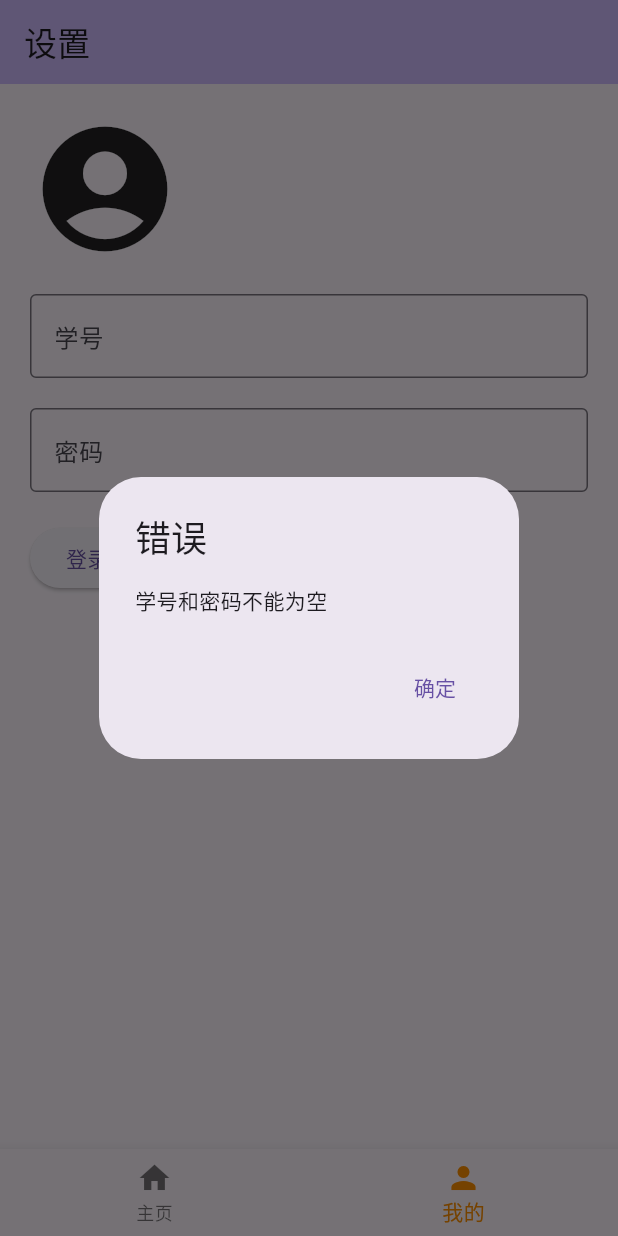
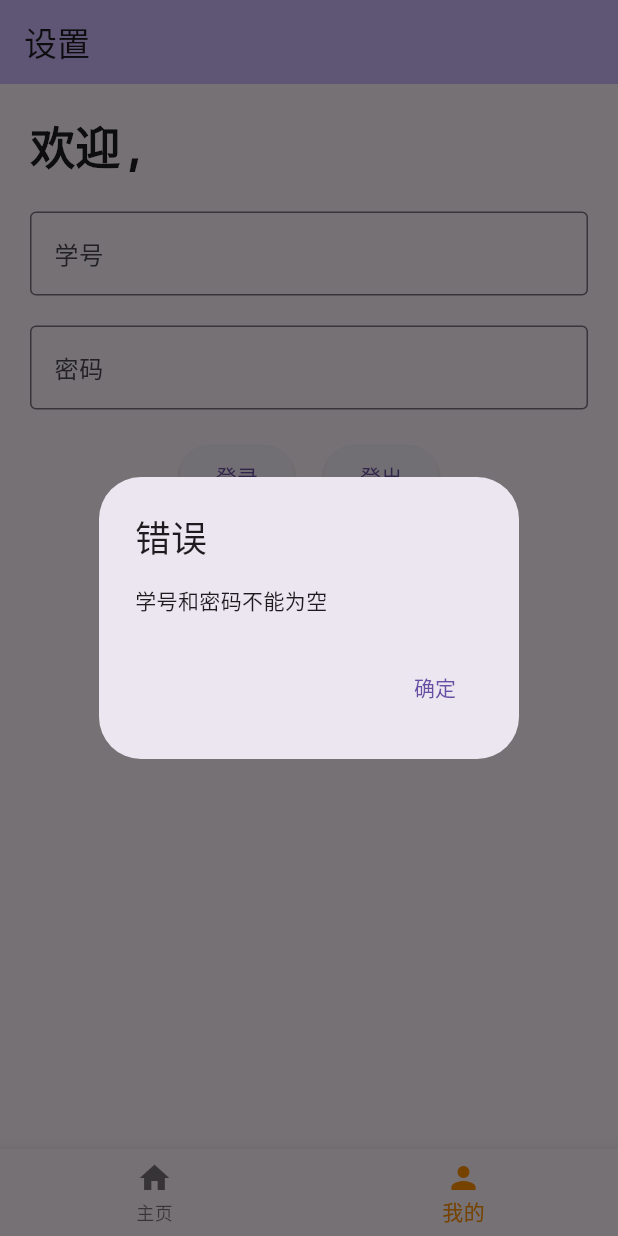
Before and after one commit to weijianxian/fzu_qrcode, a Flutter app: the screen it shows after launch, item 2 of the bottom bar chosen, after a tap on "登录", on a phone screen of 412 x 824 dp. Run offline on Flutter 3.47's test engine with Material 3 defaults, Android fonts, the phone set to English and light mode, and no system bars; our stand-ins replace dio, qr_flutter; missing offline and left inert: barcode_widgets.

Commit message:
修改主页和设置页

```diff
--- a/lib/page/home_page.dart
+++ b/lib/page/home_page.dart
@@ -14,12 +14,6 @@ class HomePage extends StatefulWidget {
 }
 
 class _HomePageState extends State<HomePage> {
-  @override
-  void initState() {
-    super.initState();
-    _refreshPayId();
-  }
-
   Future<void> _refreshPayId() async {
     final userData = Provider.of<UserData>(context, listen: false);
     try {
@@ -35,7 +29,9 @@ class _HomePageState extends State<HomePage> {
   @override
   Widget build(BuildContext context) {
     final userData = Provider.of<UserData>(context);
-
+    if (userData.payIdList.isEmpty) {
+      _refreshPayId();
+    }
     return Scaffold(
       appBar: AppBar(
         backgroundColor: Theme.of(context).colorScheme.inversePrimary,
@@ -56,18 +52,20 @@ class _HomePageState extends State<HomePage> {
                   ),
                   const Text('消费码:', textAlign: TextAlign.center),
                   const SizedBox(height: 20),
+                  if (userData.payIdList.isNotEmpty)
                     Center(
                       child: QrImageView(
-                      data: userData.payIdList.first['prePayId'],
+                        data: userData.payIdList.first.prePayId,
                         version: QrVersions.auto,
                         size: constraints.maxWidth * 0.6,
                       ),
                     ),
                   const SizedBox(height: 20),
+                  if (userData.payIdList.isNotEmpty)
                     Center(
                       child: BarCodeImage(
                         params: Code128BarCodeParams(
-                        userData.payIdList.first['prePayId'],
+                          userData.payIdList.first.prePayId,
                           withText: true,
                           lineWidth: 1,
                         ),
--- a/lib/page/personal_page.dart
+++ b/lib/page/personal_page.dart
@@ -64,9 +64,9 @@ class _UserPageState extends State<UserPage> {
           mainAxisAlignment: MainAxisAlignment.start,
           crossAxisAlignment: CrossAxisAlignment.start,
           children: [
-            const Icon(
-              Icons.account_circle,
-              size: 100,
+            Text(
+              '欢迎, ${userData.name}',
+              style: const TextStyle(fontSize: 30, fontWeight: FontWeight.bold),
             ),
             const SizedBox(height: 20),
             TextField(
@@ -92,11 +92,15 @@ class _UserPageState extends State<UserPage> {
               },
             ),
             const SizedBox(height: 20),
+            Row(
+              mainAxisAlignment: MainAxisAlignment.center,
+              children: [
                 ElevatedButton(
                   onPressed: () async {
                     userData.setStudentId(_studentIdController.text);
                     userData.setPassword(_passwordController.text);
-                if (userData.studentId.isEmpty || userData.password.isEmpty) {
+                    if (userData.studentId.isEmpty ||
+                        userData.password.isEmpty) {
                       DialogUtils.showAlertDialog(context, '错误', '学号和密码不能为空');
                       return;
                     }
@@ -108,12 +112,14 @@ class _UserPageState extends State<UserPage> {
                         await userData.getPayId();
                         if (mounted) {
                           _hideLoadingDialog(currentContext);
-                      DialogUtils.showAlertDialog(currentContext, '成功', '登录成功');
+                          DialogUtils.showAlertDialog(
+                              currentContext, '成功', '登录成功');
                         }
                       } else {
                         if (mounted) {
                           _hideLoadingDialog(currentContext);
-                      DialogUtils.showAlertDialog(currentContext, '错误', '登录失败');
+                          DialogUtils.showAlertDialog(
+                              currentContext, '错误', '登录失败');
                         }
                       }
                     } catch (e) {
@@ -125,6 +131,17 @@ class _UserPageState extends State<UserPage> {
                     }
                   },
                   child: const Text("登录"),
+                ),
+                const SizedBox(width: 20),
+                ElevatedButton(
+                  onPressed: () {
+                    userData.logout();
+                    _studentIdController.text = '';
+                    _passwordController.text = '';
+                  },
+                  child: const Text("登出"),
+                ),
+              ],
             )
           ],
         ),
--- a/pubspec.yaml
+++ b/pubspec.yaml
@@ -1,10 +1,10 @@
 name: fzu_qrcode
 description: "A new Flutter project."
-publish_to: 'none'
+publish_to: "none"
 version: 0.1.0
 
 environment:
-  sdk: '>=3.4.3 <4.0.0'
+  sdk: ">=3.4.3 <4.0.0"
 
 dependencies:
   flutter:
```
Lines whose indentation alone changed are shown as unchanged.
